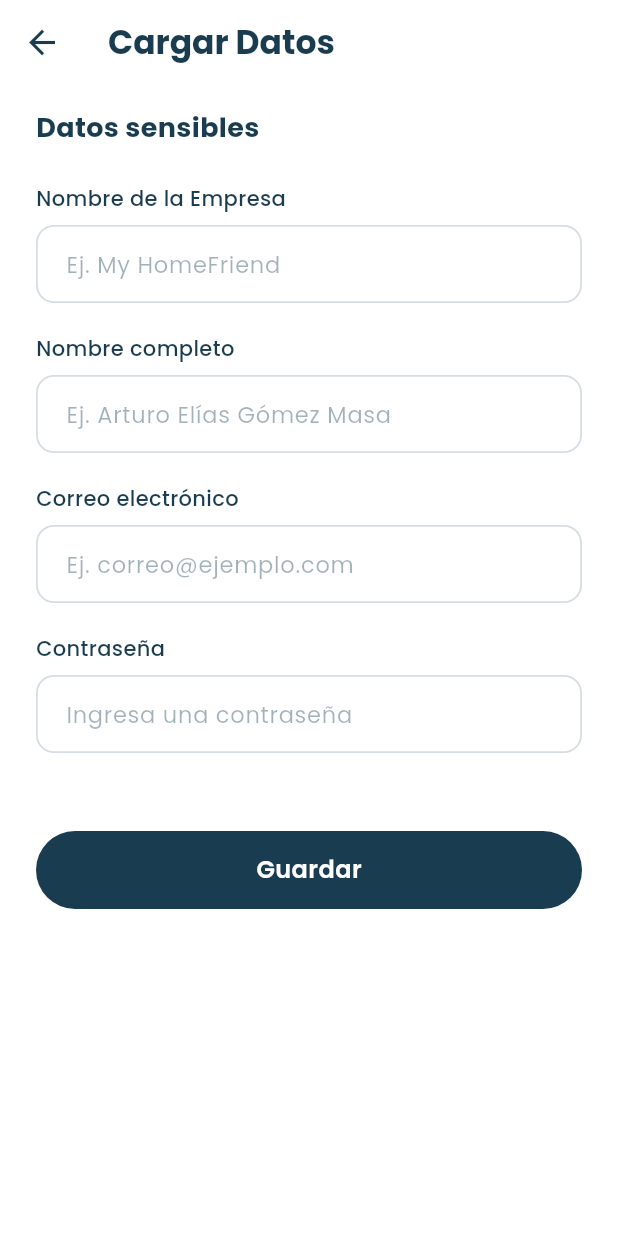
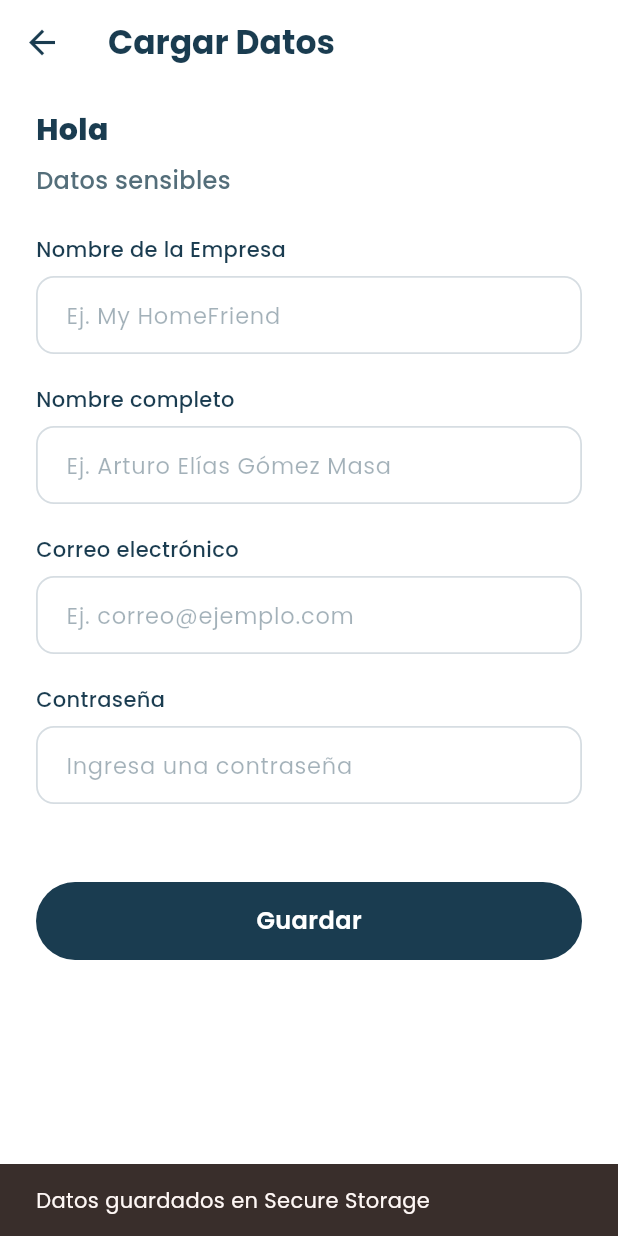
Before and after one commit to AleoshGG/vivia_multiplatform, a Flutter app: the screen it shows after launch, after a tap on "Guardar", on a phone screen of 412 x 824 dp. Run offline on Flutter 3.47's test engine with Material 3 defaults, Android fonts, the phone set to English and light mode, and no system bars; our stand-ins replace device_preview, firebase_core, firebase_messaging, flutter_secure_storage, flutter_svg, geolocator and 1 more; missing offline and left inert: screen_protector; accounts and stored records are empty; generated files the repository leaves out were written again; project files that could hold a hidden picture were left out.

Commit message:
Carga de datos completada

```diff
--- a/lib/features/Data Sensitive/presentation/pages/up_sensitive_data_page.dart
+++ b/lib/features/Data Sensitive/presentation/pages/up_sensitive_data_page.dart
@@ -1,8 +1,9 @@
 import 'package:flutter/material.dart';
+import 'package:provider/provider.dart';
 import 'package:vivia_multiplatform/features/Data Sensitive/presentation/witgets/save_data_button.dart';
 import 'package:vivia_multiplatform/features/Data Sensitive/presentation/witgets/sensitive_data_field.dart';
-
-
+import 'package:vivia_multiplatform/features/secure_storage/domain/entities/sensitive_data.dart';
+import 'package:vivia_multiplatform/features/secure_storage/presentation/providers/secure_storage_provider.dart';
 
 class UpSensitiveDataPage extends StatefulWidget {
   const UpSensitiveDataPage({super.key});
@@ -18,6 +19,25 @@ class _UpSensitiveDataPageState extends State<UpSensitiveDataPage> {
   final _passwordController = TextEditingController();
 
   @override
+  void initState() {
+    super.initState();
+    // Poblar los campos si ya hay datos cargados
+    WidgetsBinding.instance.addPostFrameCallback((_) {
+      final provider = context.read<SecureStorageProvider>();
+      if (provider.hasData) {
+        _populateFields(provider.currentData);
+      }
+    });
+  }
+
+  void _populateFields(SensitiveData data) {
+    _companyController.text = data.nameCompany ?? '';
+    _fullNameController.text = data.fullName ?? '';
+    _emailController.text = data.email ?? '';
+    _passwordController.text = data.password ?? '';
+  }
+
+  @override
   void dispose() {
     _companyController.dispose();
     _fullNameController.dispose();
@@ -26,16 +46,31 @@ class _UpSensitiveDataPageState extends State<UpSensitiveDataPage> {
     super.dispose();
   }
 
-  void _onSave() {
-    // TODO: Aquí va la lógica de guardado con flutter_secure_storage
-    debugPrint('Empresa: ${_companyController.text}');
-    debugPrint('Nombre: ${_fullNameController.text}');
-    debugPrint('Correoo: ${_emailController.text}');
-    debugPrint('Contraseña: ${_passwordController.text}');
+  Future<void> _onSave() async {
+    final provider = context.read<SecureStorageProvider>();
+
+    final newData = SensitiveData(
+      nameCompany: _companyController.text,
+      fullName: _fullNameController.text,
+      email: _emailController.text,
+      password: _passwordController.text,
+    );
+
+    await provider.save(newData);
+
+    if (mounted) {
+      ScaffoldMessenger.of(context).showSnackBar(
+        const SnackBar(content: Text('Datos guardados en Secure Storage')),
+      );
+    }
   }
 
   @override
   Widget build(BuildContext context) {
+    final secureStorage = context.watch<SecureStorageProvider>();
+    final hasData = secureStorage.hasData;
+    final fullName = secureStorage.currentData.fullName;
+
     return Scaffold(
       backgroundColor: Colors.white,
       appBar: AppBar(
@@ -66,12 +101,21 @@ class _UpSensitiveDataPageState extends State<UpSensitiveDataPage> {
           child: Column(
             crossAxisAlignment: CrossAxisAlignment.start,
             children: [
+              Text(
+                hasData ? 'Hola $fullName' : 'No hay datos cargados',
+                style: const TextStyle(
+                  fontSize: 20,
+                  fontWeight: FontWeight.w800,
+                  color: Color(0xFF1A3C50),
+                ),
+              ),
+              const SizedBox(height: 8),
               const Text(
                 'Datos sensibles',
                 style: TextStyle(
-                  fontSize: 18,
-                  fontWeight: FontWeight.w700,
-                  color: Color(0xFF1A3C50),
+                  fontSize: 16,
+                  fontWeight: FontWeight.w500,
+                  color: Color(0xFF546E7A),
                 ),
               ),
               const SizedBox(height: 24),
@@ -98,9 +142,12 @@ class _UpSensitiveDataPageState extends State<UpSensitiveDataPage> {
                 obscureText: true,
               ),
               const SizedBox(height: 32),
-              SaveDataButton(
-                onPressed: _onSave,
-              ),
+              if (secureStorage.status == SecureStorageStatus.loading)
+                const Center(child: CircularProgressIndicator())
+              else
+                SaveDataButton(
+                  onPressed: _onSave,
+                ),
             ],
           ),
         ),
--- a/lib/main.dart
+++ b/lib/main.dart
@@ -6,6 +6,12 @@ import 'package:device_preview/device_preview.dart';
 import 'package:provider/provider.dart';
 import 'package:vivia_multiplatform/core/notifications/fcm_service.dart';
 import 'package:vivia_multiplatform/core/security/security_provider.dart';
+import 'package:vivia_multiplatform/features/secure_storage/data/datasource/secure_storage_datasource.dart';
+import 'package:vivia_multiplatform/features/secure_storage/data/repositories/secure_storage_repository_impl.dart';
+import 'package:vivia_multiplatform/features/secure_storage/domain/use_cases/read_sensitive_data_usecase.dart';
+import 'package:vivia_multiplatform/features/secure_storage/domain/use_cases/save_sensitive_data_usecase.dart';
+import 'package:vivia_multiplatform/features/secure_storage/domain/use_cases/wipe_all_data_usecase.dart';
+import 'package:vivia_multiplatform/features/secure_storage/presentation/providers/secure_storage_provider.dart';
 import 'app.dart';
 import 'firebase_options.dart';
 
@@ -24,10 +30,21 @@ void main() async {
   // 4. Inicializa el servicio de FCM (Permisos, Token y Listeners)
   await FCMService.initialize();
 
+  // Secure Storage Dependencies
+  final secureDataSource = SecureStorageDataSource();
+  final secureRepository = SecureStorageRepositoryImpl(secureDataSource);
+
   runApp(
     MultiProvider(
       providers: [
         ChangeNotifierProvider(create: (_) => SecurityProvider()),
+        ChangeNotifierProvider(
+          create: (_) => SecureStorageProvider(
+            saveUseCase: SaveSensitiveDataUseCase(secureRepository),
+            readUseCase: ReadSensitiveDataUseCase(secureRepository),
+            wipeUseCase: WipeAllDataUseCase(secureRepository),
+          )..read(),
+        ),
       ],
       child: DevicePreview(
         enabled: kIsWeb,
```
